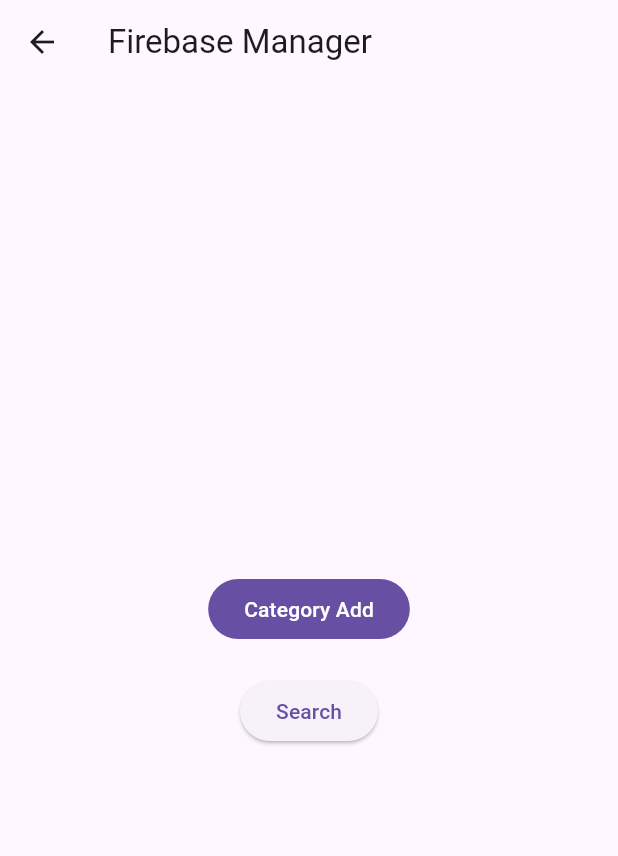
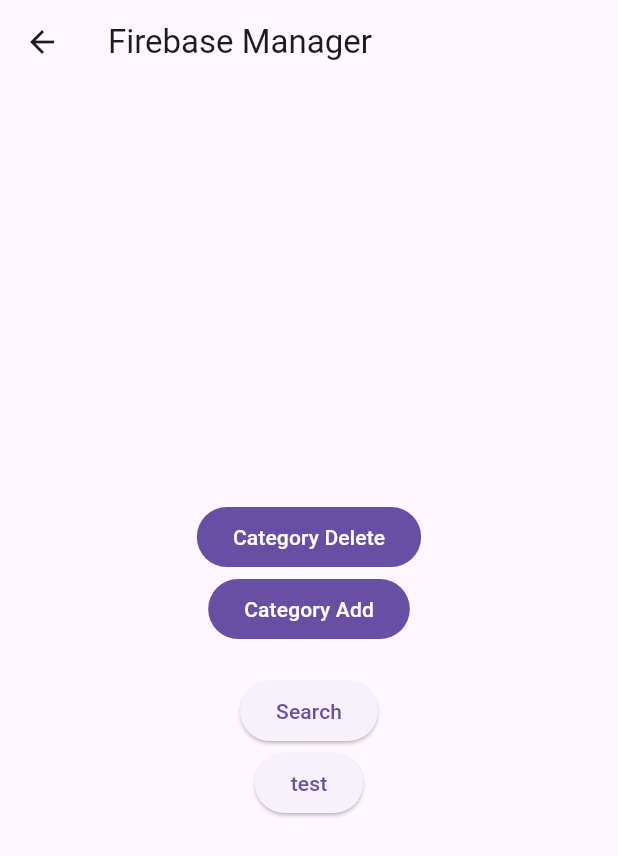
Before and after one commit to poseidonKey/fav_flutter_fb, a Flutter app: the FirebaseCategoryScreen screen opened directly, after a tap on "Category Add", on a phone screen of 412 x 824 dp. Shown: the top 856 px of the screen. Run offline on Flutter 3.47's test engine with Material 3 defaults, Android fonts, the phone set to English and light mode, and no system bars; our stand-ins replace cloud_firestore, connectivity, dio, firebase_core, flutter_riverpod; accounts and stored records are empty; network calls fail.

Commit message:
큰 그림 완성

```diff
--- a/lib/screen/fire_base_category_screen.dart
+++ b/lib/screen/fire_base_category_screen.dart
@@ -1,4 +1,5 @@
 import 'package:cloud_firestore/cloud_firestore.dart';
+import 'package:fav_flutter_fb/model/category_model.dart';
 import 'package:fav_flutter_fb/provider/category_provider.dart';
 import 'package:fav_flutter_fb/screen/search_screen_fb.dart';
 import 'package:flutter/material.dart';
@@ -20,15 +21,16 @@
           children: [
             FilledButton(
               onPressed: () async {
+                await clearCollection('favCategory');
+                print('success');
+              },
+              child: const Text('Category Delete'),
+            ),
+            FilledButton(
+              onPressed: () async {
                 final cateData = ref.read(categoryListProvider);
-                for (var imsi in cateData) {
-                  final tmp = imsi.toJson();
-                  print(tmp);
-                  await FirebaseFirestore.instance
-                      .collection('favCategory')
-                      .doc(tmp['fa_no'])
-                      .set(tmp);
-                }
+                await createCollection(
+                    collectionName: 'favCategory', newData: cateData);
                 print('success');
               },
               child: const Text('Category Add'),
@@ -44,10 +46,67 @@
                     ),
                   );
                 },
-                child: const Text('Search'))
+                child: const Text('Search')),
+            ElevatedButton(
+                onPressed: () async {
+                  print('test');
+// Assuming you have a Firestore instance initialized somewhere in your code
+                  FirebaseFirestore firestore = FirebaseFirestore.instance;
+
+// Query documents where the "name" array contains "Busan"
+                  QuerySnapshot snapshot = await firestore
+                      .collection('favData')
+                      // .where('name', arrayContains: '부산')
+                      // .where('no', arrayContains: '141')
+                      // .where('name', isGreaterThanOrEqualTo: 'Coo')
+                      // .where('name', isLessThan: 'Cou')
+                      // .get();
+                      // .where('name', isGreaterThanOrEqualTo: '부산')
+                      // .where('name',
+                      //     isLessThan:
+                      //         '부산${String.fromCharCode('부산'.codeUnitAt(0) + 1)}') // Increment the first character to the next one in Unicode
+                      // .get();
+                      .where('name', isGreaterThanOrEqualTo: '부산')
+                      .where('name',
+                          isLessThan:
+                              '부산${String.fromCharCode('부산'.codeUnitAt(0) + 1)}') // Increment the first character to the next one in Unicode
+                      .get();
+
+// Iterate over the documents in the snapshot
+                  for (var doc in snapshot.docs) {
+                    // Access document data using doc.data()
+                    print(doc.data());
+                  }
+                },
+                child: const Text('test'))
           ],
         ),
       ),
     );
   }
+
+  Future<void> clearCollection(String collectionName) async {
+    FirebaseFirestore firestore = FirebaseFirestore.instance;
+
+    // Delete all documents in the existing collection
+    QuerySnapshot existingData =
+        await firestore.collection(collectionName).get();
+    for (DocumentSnapshot document in existingData.docs) {
+      await document.reference.delete();
+    }
+  }
+
+  Future<void> createCollection(
+      {required String collectionName,
+      required List<CategoryModel> newData}) async {
+    // Create a new collection and add documents to it
+    for (var imsi in newData) {
+      // await firestore.collection(collectionName).add(data);
+      final tmp = imsi.toJson();
+      await FirebaseFirestore.instance
+          .collection(collectionName)
+          .doc(tmp['fa_no'])
+          .set(tmp);
+    }
+  }
 }
--- a/lib/screen/search_screen_fb.dart
+++ b/lib/screen/search_screen_fb.dart
@@ -15,7 +15,7 @@
         stream: FirebaseFirestore.instance
             .collection(
                 'favData') // Replace 'your_collection' with your collection name
-            .where('name', isEqualTo: '부산시교육청')
+            .where('name', arrayContains: 'Coo')
             .snapshots(),
         builder: (context, snapshot) {
           if (snapshot.hasError) {
```
